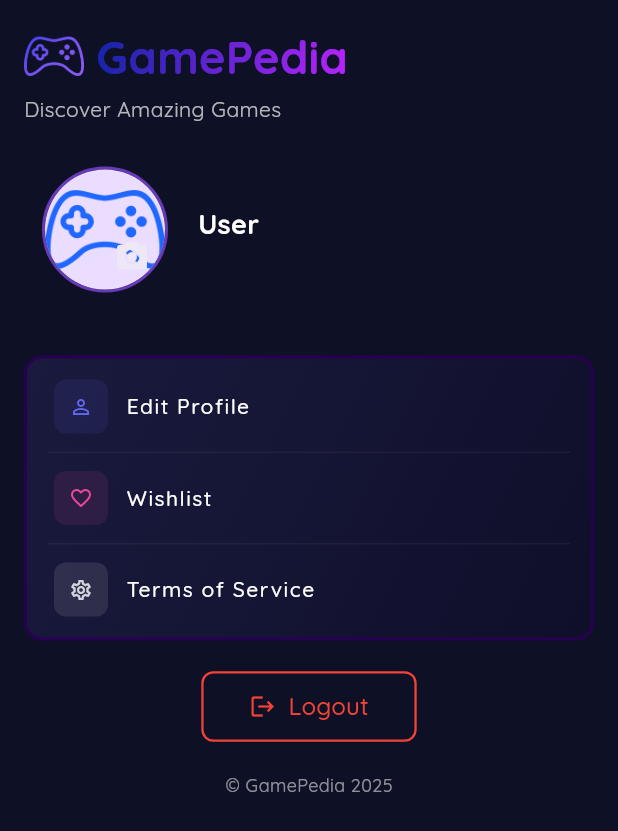
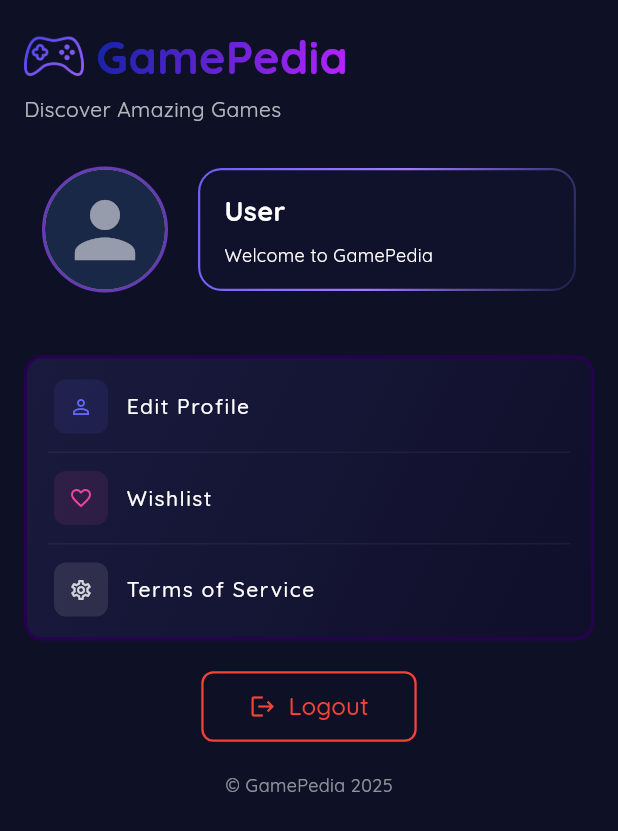
Before and after one commit to FernandoAntonius/ProyekPAB1, a Flutter app: the ProfileScreen screen opened directly, on a phone screen of 412 x 824 dp. Shown: the top 831 px of the screen. Run offline on Flutter 3.47's test engine with Material 3 defaults, Android fonts, the phone set to English and light mode, and no system bars; our stand-ins replace cached_network_image, shared_preferences; missing offline and left inert: encrypt; accounts and stored records are empty.

Commit message:
profile updett

```diff
--- a/gamepedia/lib/screens/profile_screen.dart
+++ b/gamepedia/lib/screens/profile_screen.dart
@@ -141,28 +141,57 @@ class _ProfileScreenState extends State<ProfileScreen> {
                             ),
                             child: CircleAvatar(
                               radius: 40,
-                              backgroundImage: AssetImage('images/console.png'),
+                              child: Container(
+                                width: 100,
+                                height: 100,
+                                decoration: const BoxDecoration(
+                                  shape: BoxShape.circle,
+                                  color: Color(0xFF1A2847),
+                                ),
+                                child: const Icon(
+                                  Icons.person,
+                                  size: 60,
+                                  color: Colors.white54,
                                 ),
                               ),
-                          if (isSignedIn)
-                            IconButton(
-                              onPressed: () {},
-                              icon: Icon(
-                                Icons.camera_alt,
-                                color: Colors.deepPurple[50],
                             ),
                           ),
                         ],
                       ),
                       const SizedBox(width: 20),
                       Expanded(
+                        child: Container(
+                          decoration: BoxDecoration(
+                            gradient: const LinearGradient(
+                              begin: Alignment.topLeft,
+                              end: Alignment.bottomRight,
+                              colors: [
+                                Color(0xFF6D5DF6),
+                                Color(0xFF9F7BFF),
+                                Color(0xFF1B1F4A),
+                              ],
+                            ),
+                            borderRadius: BorderRadius.circular(16),
+                          ),
+                          padding: const EdgeInsets.all(1.5),
+                          child: Container(
+                            padding: const EdgeInsets.symmetric(
+                              horizontal: 16,
+                              vertical: 14,
+                            ),
+                            decoration: BoxDecoration(
+                              color: const Color(0xFF0F122A),
+                              borderRadius: BorderRadius.circular(14),
+                            ),
                             child: Column(
                               crossAxisAlignment: CrossAxisAlignment.start,
                               mainAxisAlignment: MainAxisAlignment.center,
                               children: [
                                 Text(
                                   isSignedIn
-                                  ? (username.isNotEmpty ? username : 'User')
+                                      ? (username.isNotEmpty
+                                            ? username
+                                            : 'User')
                                       : 'Guest',
                                   style: const TextStyle(
                                     fontSize: 18,
@@ -188,7 +217,8 @@ class _ProfileScreenState extends State<ProfileScreen> {
                                                   color: Colors.white30,
                                                   width: 1,
                                                 ),
-                                            padding: const EdgeInsets.symmetric(
+                                                padding:
+                                                    const EdgeInsets.symmetric(
                                                       horizontal: 12,
                                                       vertical: 6,
                                                     ),
@@ -221,7 +251,8 @@ class _ProfileScreenState extends State<ProfileScreen> {
                                                   color: Colors.white30,
                                                   width: 1,
                                                 ),
-                                            padding: const EdgeInsets.symmetric(
+                                                padding:
+                                                    const EdgeInsets.symmetric(
                                                       horizontal: 12,
                                                       vertical: 6,
                                                     ),
@@ -242,8 +273,23 @@ class _ProfileScreenState extends State<ProfileScreen> {
                                           ),
                                         ],
                                       )
-                                : SizedBox(height: 0),
+                                    : Row(
+                                        children: [
+                                          Expanded(
+                                            child: const Text(
+                                              'Welcome to GamePedia',
+                                              style: TextStyle(
+                                                fontSize: 12,
+                                                fontFamily: 'Quicksand',
+                                                color: Colors.white,
+                                              ),
+                                            ),
+                                          ),
                                         ],
+                                      ),
+                              ],
+                            ),
+                          ),
                         ),
                       ),
                     ],
--- a/gamepedia/lib/widgets/profile_item.dart
+++ b/gamepedia/lib/widgets/profile_item.dart
@@ -39,10 +39,12 @@ class _ProfileInfoItemState extends State<ProfileInfoItem> {
   Widget build(BuildContext context) {
     return InkWell(
       onTap: () {
+        if (!widget.isSignedIn) {
+          Navigator.pushNamed(context, '/login');
+          return;
+        }
         if (widget.navigateTo != null) {
           Navigator.pushNamed(context, widget.navigateTo!);
-        } else if (!widget.isSignedIn) {
-          Navigator.pushNamed(context, '/login');
         }
       },
       onHover: (hovering) {
```
Lines whose indentation alone changed are shown as unchanged.
